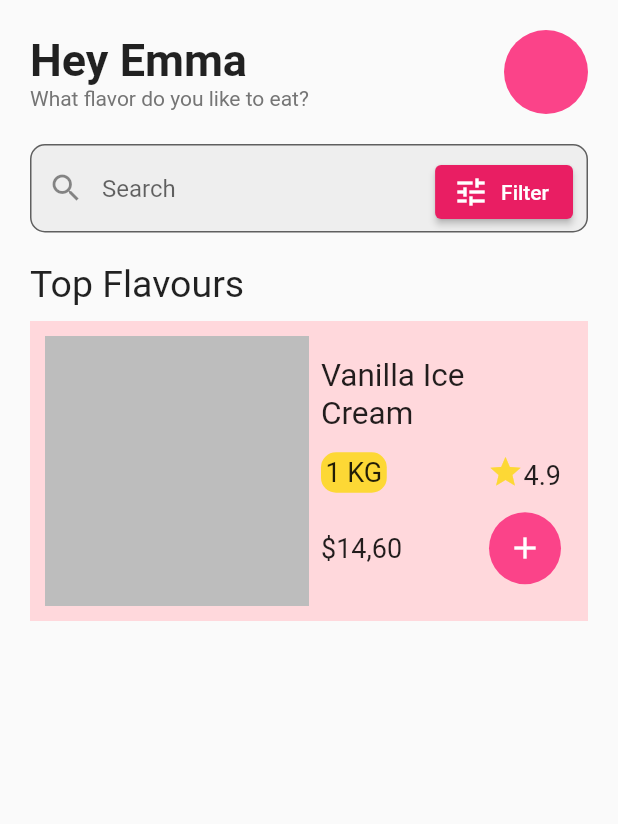
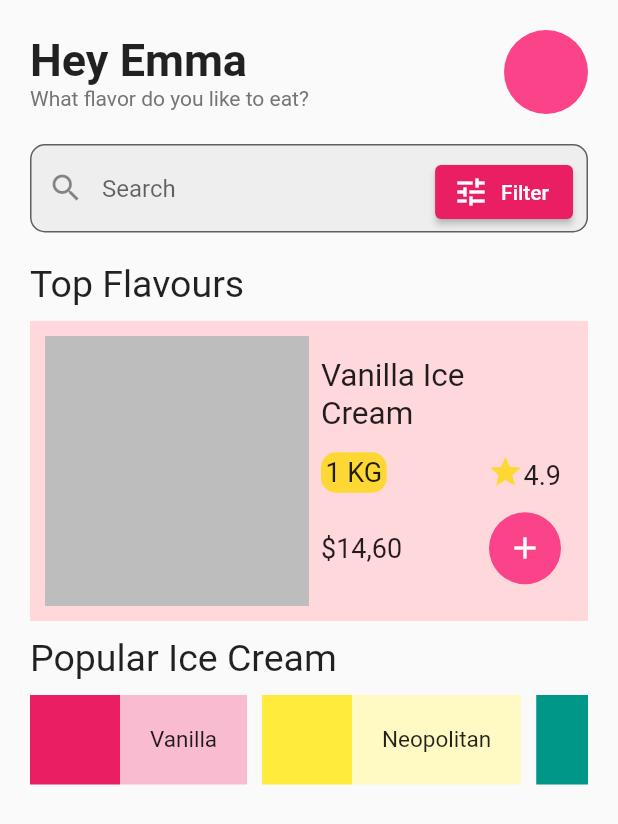
Before and after one commit to ahmetsarac/flutter_ice_cream, a Flutter app: the screen it shows after launch, on a phone screen of 412 x 824 dp. Shown: the top 824 px of the screen. Run offline on Flutter 3.47's test engine with Material 2 defaults, Android fonts, the phone set to English and light mode, and no system bars; our stand-ins replace google_fonts.

Commit message:
Popular Ice Cream is added.

```diff
--- a/lib/pages/home_page.dart
+++ b/lib/pages/home_page.dart
@@ -3,6 +3,7 @@ import 'package:flutter/material.dart';
 import '../widgets/search_bar.dart';
 import '../widgets/top_flavours.dart';
 import '../widgets/top_section.dart';
+import '../widgets/popular_ice_cream.dart';
 
 class HomePage extends StatelessWidget{
   const HomePage({Key? key}) : super(key: key);
@@ -19,6 +20,7 @@ class HomePage extends StatelessWidget{
               TopSection(),
               SearchBar(),
               TopFlavours(),
+              PopularIceCream(),
             ],
               ),
         ),
--- /dev/null
+++ b/lib/widgets/popular_ice_cream.dart
@@ -0,0 +1,54 @@
+import 'package:flutter/material.dart';
+
+class PopularIceCream extends StatelessWidget {
+  PopularIceCream({Key? key}) : super(key: key);
+
+  final List<String> iceCreamNames = ['Vanilla', 'Neopolitan', 'Cake', 'Chocolate', 'Mango', 'Lemon'];
+  final List<MaterialColor> iceCreamColors = [Colors.pink, Colors.yellow, Colors.teal, Colors.grey, Colors.red, Colors.blue];
+  @override
+  Widget build(BuildContext context) {
+    return Column(
+      crossAxisAlignment: CrossAxisAlignment.stretch,
+      children: [
+        const Text(
+          'Popular Ice Cream',
+          style: TextStyle(fontSize: 25),
+        ),
+        Container(
+            margin: const EdgeInsets.symmetric(vertical: 10.0),
+            height: 60,
+          child: ListView.separated(
+             separatorBuilder: (context, index){
+               return const SizedBox(width: 10);
+             } ,
+              scrollDirection: Axis.horizontal,
+              itemCount: iceCreamNames.length,
+              itemBuilder: (context, index){
+                return IceCreamItem(iceCreamName: iceCreamNames[index], iceCreamColor: iceCreamColors[index]);
+              },
+          ),
+        ),
+      ],
+    );
+  }
+}
+
+class IceCreamItem extends StatelessWidget {
+
+  final String iceCreamName;
+  final MaterialColor iceCreamColor;
+
+  const IceCreamItem({
+    Key? key, required this.iceCreamName, required this.iceCreamColor}) : super(key: key);
+
+  @override
+  Widget build(BuildContext context) {
+
+    return Row(
+      crossAxisAlignment: CrossAxisAlignment.center,
+        children: [
+      Container(width: 60, height: 60, color: iceCreamColor),
+      Container(padding: const EdgeInsets.all(20.0), height: 60, color: iceCreamColor[100], child: Center(child: Text(iceCreamName, style: TextStyle(fontSize: 15))),),
+    ],);
+  }
+}
--- a/lib/widgets/top_flavours.dart
+++ b/lib/widgets/top_flavours.dart
@@ -13,7 +13,7 @@ class TopFlavours extends StatelessWidget {
           style: TextStyle(fontSize: 25),
         ),
         Container(
-            margin: EdgeInsets.only(top: 10),
+            margin: EdgeInsets.symmetric(vertical: 10),
             height: 200,
             color: Color(0xFFFFD8DC),
             child: Padding(
```
